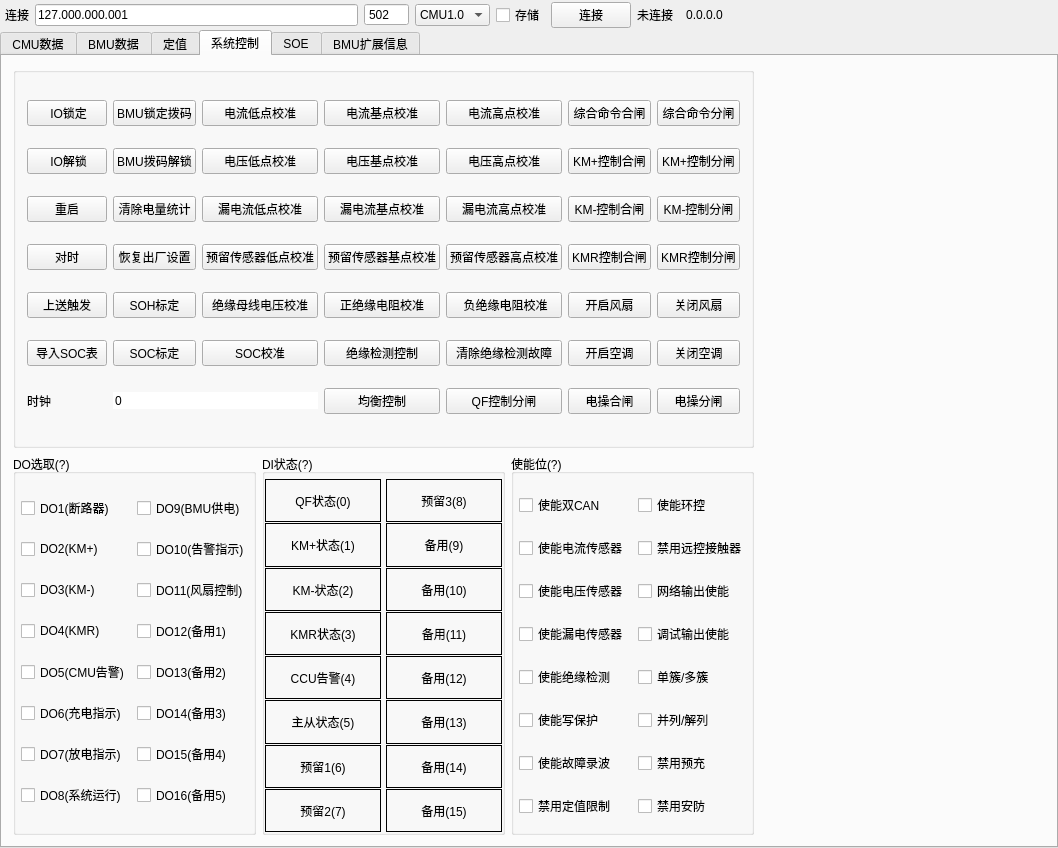
Qt form widget.ui (Shogpe/bmsTool) before a commit.
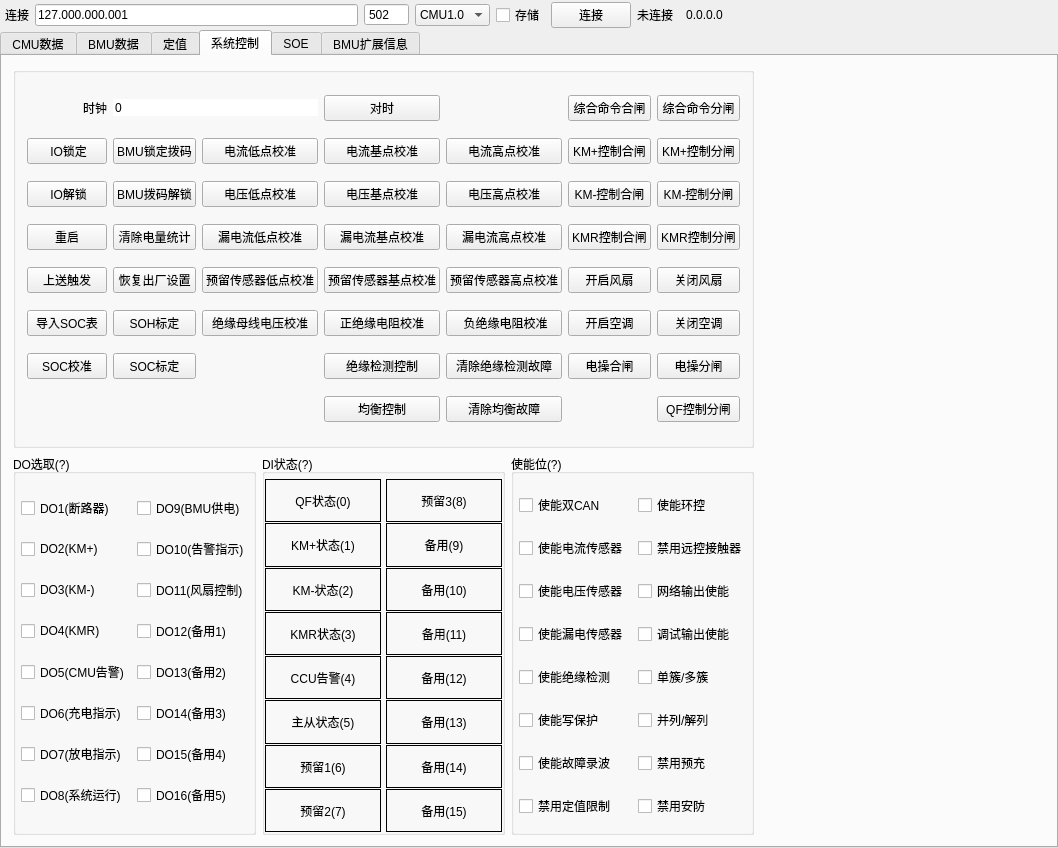
The same form after that commit. The open tabs and pages were chosen to show the change. Custom widgets are drawn as their Qt base class.

Commit message: feat:新增SOE条目，清除均衡故障，重启BMU;增加线程以优化tftp服务器稳定性;增加批量命令发送延迟以增加稳定性；

The edit to the form file:
```diff
--- a/widget.ui
+++ b/widget.ui
@@ -7781,7 +7781,46 @@
           <bool>false</bool>
          </property>
          <layout class="QGridLayout" name="gridLayout_3">
-          <item row="2" column="2">
+          <item row="3" column="4">
+           <widget class="QPushButton" name="btnIleakBaseAdj">
+            <property name="sizePolicy">
+             <sizepolicy hsizetype="Preferred" vsizetype="Fixed">
+              <horstretch>0</horstretch>
+              <verstretch>0</verstretch>
+             </sizepolicy>
+            </property>
+            <property name="text">
+             <string>漏电流基点校准</string>
+            </property>
+           </widget>
+          </item>
+          <item row="6" column="3">
+           <widget class="QPushButton" name="btnRUAdj">
+            <property name="sizePolicy">
+             <sizepolicy hsizetype="Preferred" vsizetype="Fixed">
+              <horstretch>0</horstretch>
+              <verstretch>0</verstretch>
+             </sizepolicy>
+            </property>
+            <property name="text">
+             <string>绝缘母线电压校准</string>
+            </property>
+           </widget>
+          </item>
+          <item row="9" column="4">
+           <widget class="QPushButton" name="btnBalance">
+            <property name="sizePolicy">
+             <sizepolicy hsizetype="Preferred" vsizetype="Fixed">
+              <horstretch>0</horstretch>
+              <verstretch>0</verstretch>
+             </sizepolicy>
+            </property>
+            <property name="text">
+             <string>均衡控制</string>
+            </property>
+           </widget>
+          </item>
+          <item row="3" column="2">
            <widget class="QPushButton" name="btnClearEng">
             <property name="sizePolicy">
              <sizepolicy hsizetype="Preferred" vsizetype="Fixed">
@@ -7794,8 +7833,8 @@
             </property>
            </widget>
           </item>
-          <item row="4" column="4">
-           <widget class="QPushButton" name="btnRBaseAdj">
+          <item row="5" column="3">
+           <widget class="QPushButton" name="btnRZeroAdj">
             <property name="sizePolicy">
              <sizepolicy hsizetype="Preferred" vsizetype="Fixed">
               <horstretch>0</horstretch>
@@ -7803,12 +7842,12 @@
              </sizepolicy>
             </property>
             <property name="text">
-             <string>预留传感器基点校准</string>
+             <string>预留传感器低点校准</string>
             </property>
            </widget>
           </item>
-          <item row="5" column="7">
-           <widget class="QPushButton" name="btnFanOFF">
+          <item row="1" column="2">
+           <widget class="QPushButton" name="btnBMULock">
             <property name="sizePolicy">
              <sizepolicy hsizetype="Preferred" vsizetype="Fixed">
               <horstretch>0</horstretch>
@@ -7816,12 +7855,12 @@
              </sizepolicy>
             </property>
             <property name="text">
-             <string>关闭风扇</string>
+             <string>BMU锁定拨码</string>
             </property>
            </widget>
           </item>
-          <item row="4" column="2">
-           <widget class="QPushButton" name="btnResetDef">
+          <item row="1" column="5">
+           <widget class="QPushButton" name="btnIFullAdj">
             <property name="sizePolicy">
              <sizepolicy hsizetype="Preferred" vsizetype="Fixed">
               <horstretch>0</horstretch>
@@ -7829,12 +7868,12 @@
              </sizepolicy>
             </property>
             <property name="text">
-             <string>恢复出厂设置</string>
+             <string>电流高点校准</string>
             </property>
            </widget>
           </item>
-          <item row="0" column="6">
-           <widget class="QPushButton" name="btnAutoKMON">
+          <item row="6" column="5">
+           <widget class="QPushButton" name="btnRnAdj">
             <property name="sizePolicy">
              <sizepolicy hsizetype="Preferred" vsizetype="Fixed">
               <horstretch>0</horstretch>
@@ -7842,12 +7881,12 @@
              </sizepolicy>
             </property>
             <property name="text">
-             <string>综合命令合闸</string>
+             <string> 负绝缘电阻校准</string>
             </property>
            </widget>
           </item>
-          <item row="5" column="1">
-           <widget class="QPushButton" name="btnUploadTrig">
+          <item row="3" column="5">
+           <widget class="QPushButton" name="btnIleakFullAdj">
             <property name="sizePolicy">
              <sizepolicy hsizetype="Preferred" vsizetype="Fixed">
               <horstretch>0</horstretch>
@@ -7855,11 +7894,50 @@
              </sizepolicy>
             </property>
             <property name="text">
-             <string>上送触发</string>
+             <string>漏电流高点校准</string>
             </property>
            </widget>
           </item>
-          <item row="5" column="4">
+          <item row="1" column="3">
+           <widget class="QPushButton" name="btnIZeroAdj">
+            <property name="sizePolicy">
+             <sizepolicy hsizetype="Preferred" vsizetype="Fixed">
+              <horstretch>0</horstretch>
+              <verstretch>0</verstretch>
+             </sizepolicy>
+            </property>
+            <property name="text">
+             <string>电流低点校准</string>
+            </property>
+           </widget>
+          </item>
+          <item row="1" column="4">
+           <widget class="QPushButton" name="btnIBaseAdj">
+            <property name="sizePolicy">
+             <sizepolicy hsizetype="Preferred" vsizetype="Fixed">
+              <horstretch>0</horstretch>
+              <verstretch>0</verstretch>
+             </sizepolicy>
+            </property>
+            <property name="text">
+             <string>电流基点校准</string>
+            </property>
+           </widget>
+          </item>
+          <item row="1" column="1">
+           <widget class="QPushButton" name="btnIOlock">
+            <property name="sizePolicy">
+             <sizepolicy hsizetype="Preferred" vsizetype="Fixed">
+              <horstretch>0</horstretch>
+              <verstretch>0</verstretch>
+             </sizepolicy>
+            </property>
+            <property name="text">
+             <string> IO锁定</string>
+            </property>
+           </widget>
+          </item>
+          <item row="6" column="4">
            <widget class="QPushButton" name="btnRpAdj">
             <property name="sizePolicy">
              <sizepolicy hsizetype="Preferred" vsizetype="Fixed">
@@ -7872,7 +7950,7 @@
             </property>
            </widget>
           </item>
-          <item row="1" column="3">
+          <item row="2" column="3">
            <widget class="QPushButton" name="btnUZeroAdj">
             <property name="sizePolicy">
              <sizepolicy hsizetype="Preferred" vsizetype="Fixed">
@@ -7885,8 +7963,8 @@
             </property>
            </widget>
           </item>
-          <item row="1" column="7">
-           <widget class="QPushButton" name="btnKMPOFF">
+          <item row="5" column="4">
+           <widget class="QPushButton" name="btnRBaseAdj">
             <property name="sizePolicy">
              <sizepolicy hsizetype="Preferred" vsizetype="Fixed">
               <horstretch>0</horstretch>
@@ -7894,128 +7972,11 @@
              </sizepolicy>
             </property>
             <property name="text">
-             <string>KM+控制分闸</string>
+             <string>预留传感器基点校准</string>
             </property>
            </widget>
           </item>
-          <item row="5" column="2">
-           <widget class="QPushButton" name="btnSetSOH">
-            <property name="sizePolicy">
-             <sizepolicy hsizetype="Preferred" vsizetype="Fixed">
-              <horstretch>0</horstretch>
-              <verstretch>0</verstretch>
-             </sizepolicy>
-            </property>
-            <property name="text">
-             <string>SOH标定</string>
-            </property>
-           </widget>
-          </item>
-          <item row="2" column="4">
-           <widget class="QPushButton" name="btnIleakBaseAdj">
-            <property name="sizePolicy">
-             <sizepolicy hsizetype="Preferred" vsizetype="Fixed">
-              <horstretch>0</horstretch>
-              <verstretch>0</verstretch>
-             </sizepolicy>
-            </property>
-            <property name="text">
-             <string>漏电流基点校准</string>
-            </property>
-           </widget>
-          </item>
-          <item row="8" column="7">
-           <widget class="QPushButton" name="btnResOFF">
-            <property name="sizePolicy">
-             <sizepolicy hsizetype="Preferred" vsizetype="Fixed">
-              <horstretch>0</horstretch>
-              <verstretch>0</verstretch>
-             </sizepolicy>
-            </property>
-            <property name="text">
-             <string>电操分闸</string>
-            </property>
-           </widget>
-          </item>
-          <item row="5" column="3">
-           <widget class="QPushButton" name="btnRUAdj">
-            <property name="sizePolicy">
-             <sizepolicy hsizetype="Preferred" vsizetype="Fixed">
-              <horstretch>0</horstretch>
-              <verstretch>0</verstretch>
-             </sizepolicy>
-            </property>
-            <property name="text">
-             <string>绝缘母线电压校准</string>
-            </property>
-           </widget>
-          </item>
-          <item row="1" column="5">
-           <widget class="QPushButton" name="btnUFullAdj">
-            <property name="sizePolicy">
-             <sizepolicy hsizetype="Preferred" vsizetype="Fixed">
-              <horstretch>0</horstretch>
-              <verstretch>0</verstretch>
-             </sizepolicy>
-            </property>
-            <property name="text">
-             <string>电压高点校准</string>
-            </property>
-           </widget>
-          </item>
-          <item row="4" column="5">
-           <widget class="QPushButton" name="btnRFullAdj">
-            <property name="sizePolicy">
-             <sizepolicy hsizetype="Preferred" vsizetype="Fixed">
-              <horstretch>0</horstretch>
-              <verstretch>0</verstretch>
-             </sizepolicy>
-            </property>
-            <property name="text">
-             <string>预留传感器高点校准</string>
-            </property>
-           </widget>
-          </item>
-          <item row="6" column="4">
-           <widget class="QPushButton" name="btnRCtrl">
-            <property name="sizePolicy">
-             <sizepolicy hsizetype="Preferred" vsizetype="Fixed">
-              <horstretch>0</horstretch>
-              <verstretch>0</verstretch>
-             </sizepolicy>
-            </property>
-            <property name="text">
-             <string>绝缘检测控制</string>
-            </property>
-           </widget>
-          </item>
-          <item row="2" column="1">
-           <widget class="QPushButton" name="btnReboot">
-            <property name="sizePolicy">
-             <sizepolicy hsizetype="Preferred" vsizetype="Fixed">
-              <horstretch>0</horstretch>
-              <verstretch>0</verstretch>
-             </sizepolicy>
-            </property>
-            <property name="text">
-             <string>重启</string>
-            </property>
-           </widget>
-          </item>
-          <item row="6" column="5">
-           <widget class="QPushButton" name="btnRClrErr">
-            <property name="sizePolicy">
-             <sizepolicy hsizetype="Preferred" vsizetype="Fixed">
-              <horstretch>0</horstretch>
-              <verstretch>0</verstretch>
-             </sizepolicy>
-            </property>
-            <property name="text">
-             <string>清除绝缘检测故障</string>
-            </property>
-           </widget>
-          </item>
-          <item row="1" column="2">
+          <item row="2" column="2">
            <widget class="QPushButton" name="btnBMUUnlock">
             <property name="sizePolicy">
              <sizepolicy hsizetype="Preferred" vsizetype="Fixed">
@@ -8028,21 +7989,8 @@
             </property>
            </widget>
           </item>
-          <item row="2" column="5">
-           <widget class="QPushButton" name="btnIleakFullAdj">
-            <property name="sizePolicy">
-             <sizepolicy hsizetype="Preferred" vsizetype="Fixed">
-              <horstretch>0</horstretch>
-              <verstretch>0</verstretch>
-             </sizepolicy>
-            </property>
-            <property name="text">
-             <string>漏电流高点校准</string>
-            </property>
-           </widget>
-          </item>
           <item row="5" column="5">
-           <widget class="QPushButton" name="btnRnAdj">
+           <widget class="QPushButton" name="btnRFullAdj">
             <property name="sizePolicy">
              <sizepolicy hsizetype="Preferred" vsizetype="Fixed">
               <horstretch>0</horstretch>
@@ -8050,50 +7998,11 @@
              </sizepolicy>
             </property>
             <property name="text">
-             <string> 负绝缘电阻校准</string>
+             <string>预留传感器高点校准</string>
             </property>
            </widget>
           </item>
-          <item row="4" column="3">
-           <widget class="QPushButton" name="btnRZeroAdj">
-            <property name="sizePolicy">
-             <sizepolicy hsizetype="Preferred" vsizetype="Fixed">
-              <horstretch>0</horstretch>
-              <verstretch>0</verstretch>
-             </sizepolicy>
-            </property>
-            <property name="text">
-             <string>预留传感器低点校准</string>
-            </property>
-           </widget>
-          </item>
-          <item row="4" column="7">
-           <widget class="QPushButton" name="btnKMROFF">
-            <property name="sizePolicy">
-             <sizepolicy hsizetype="Preferred" vsizetype="Fixed">
-              <horstretch>0</horstretch>
-              <verstretch>0</verstretch>
-             </sizepolicy>
-            </property>
-            <property name="text">
-             <string>KMR控制分闸</string>
-            </property>
-           </widget>
-          </item>
-          <item row="1" column="6">
-           <widget class="QPushButton" name="btnKMPON">
-            <property name="sizePolicy">
-             <sizepolicy hsizetype="Preferred" vsizetype="Fixed">
-              <horstretch>0</horstretch>
-              <verstretch>0</verstretch>
-             </sizepolicy>
-            </property>
-            <property name="text">
-             <string>KM+控制合闸</string>
-            </property>
-           </widget>
-          </item>
-          <item row="2" column="3">
+          <item row="3" column="3">
            <widget class="QPushButton" name="btnIleakZeroAdj">
             <property name="sizePolicy">
              <sizepolicy hsizetype="Preferred" vsizetype="Fixed">
@@ -8106,7 +8015,20 @@
             </property>
            </widget>
           </item>
-          <item row="1" column="1">
+          <item row="2" column="5">
+           <widget class="QPushButton" name="btnUFullAdj">
+            <property name="sizePolicy">
+             <sizepolicy hsizetype="Preferred" vsizetype="Fixed">
+              <horstretch>0</horstretch>
+              <verstretch>0</verstretch>
+             </sizepolicy>
+            </property>
+            <property name="text">
+             <string>电压高点校准</string>
+            </property>
+           </widget>
+          </item>
+          <item row="2" column="1">
            <widget class="QPushButton" name="btnIOunlock">
             <property name="sizePolicy">
              <sizepolicy hsizetype="Preferred" vsizetype="Fixed">
@@ -8119,21 +8041,40 @@
             </property>
            </widget>
           </item>
-          <item row="4" column="1">
-           <widget class="QPushButton" name="btnTimeAdj">
+          <item row="3" column="1">
+           <widget class="QToolButton" name="btnReboot">
             <property name="sizePolicy">
+             <sizepolicy hsizetype="Preferred" vsizetype="Preferred">
+              <horstretch>0</horstretch>
+              <verstretch>0</verstretch>
+             </sizepolicy>
+            </property>
+            <property name="text">
+             <string>重启</string>
+            </property>
+            <property name="popupMode">
+             <enum>QToolButton::InstantPopup</enum>
+            </property>
+            <property name="toolButtonStyle">
+             <enum>Qt::ToolButtonTextOnly</enum>
+            </property>
+           </widget>
+          </item>
+          <item row="2" column="4">
+           <widget class="QPushButton" name="btnUBaseAdj">
+            <property name="sizePolicy">
              <sizepolicy hsizetype="Preferred" vsizetype="Fixed">
               <horstretch>0</horstretch>
               <verstretch>0</verstretch>
              </sizepolicy>
             </property>
             <property name="text">
-             <string>对时</string>
+             <string>电压基点校准</string>
             </property>
            </widget>
           </item>
-          <item row="5" column="6">
-           <widget class="QPushButton" name="btnFanON">
+          <item row="7" column="5">
+           <widget class="QPushButton" name="btnRClrErr">
             <property name="sizePolicy">
              <sizepolicy hsizetype="Preferred" vsizetype="Fixed">
               <horstretch>0</horstretch>
@@ -8141,38 +8082,50 @@
              </sizepolicy>
             </property>
             <property name="text">
-             <string>开启风扇</string>
+             <string>清除绝缘检测故障</string>
+            </property>
+           </widget>
+          </item>
+          <item row="5" column="2">
+           <widget class="QPushButton" name="btnResetDef">
+            <property name="sizePolicy">
+             <sizepolicy hsizetype="Preferred" vsizetype="Fixed">
+              <horstretch>0</horstretch>
+              <verstretch>0</verstretch>
+             </sizepolicy>
+            </property>
+            <property name="text">
+             <string>恢复出厂设置</string>
             </property>
            </widget>
           </item>
           <item row="0" column="1">
-           <widget class="QPushButton" name="btnIOlock">
-            <property name="sizePolicy">
-             <sizepolicy hsizetype="Preferred" vsizetype="Fixed">
-              <horstretch>0</horstretch>
-              <verstretch>0</verstretch>
-             </sizepolicy>
+           <widget class="QLabel" name="label_1">
+            <property name="layoutDirection">
+             <enum>Qt::LeftToRight</enum>
             </property>
-            <property name="text">
-             <string> IO锁定</string>
+            <property name="frameShape">
+             <enum>QFrame::NoFrame</enum>
             </property>
-           </widget>
-          </item>
-          <item row="0" column="2">
-           <widget class="QPushButton" name="btnBMULock">
-            <property name="sizePolicy">
-             <sizepolicy hsizetype="Preferred" vsizetype="Fixed">
-              <horstretch>0</horstretch>
-              <verstretch>0</verstretch>
-             </sizepolicy>
+            <property name="frameShadow">
+             <enum>QFrame::Plain</enum>
             </property>
             <property name="text">
-             <string>BMU锁定拨码</string>
+             <string>时钟</string>
             </property>
+            <property name="textFormat">
+             <enum>Qt::PlainText</enum>
+            </property>
+            <property name="scaledContents">
+             <bool>false</bool>
+            </property>
+            <property name="alignment">
+             <set>Qt::AlignRight|Qt::AlignTrailing|Qt::AlignVCenter</set>
+            </property>
            </widget>
           </item>
-          <item row="4" column="6">
-           <widget class="QPushButton" name="btnKMRON">
+          <item row="7" column="4">
+           <widget class="QPushButton" name="btnRCtrl">
             <property name="sizePolicy">
              <sizepolicy hsizetype="Preferred" vsizetype="Fixed">
               <horstretch>0</horstretch>
@@ -8180,12 +8133,12 @@
              </sizepolicy>
             </property>
             <property name="text">
-             <string>KMR控制合闸</string>
+             <string>绝缘检测控制</string>
             </property>
            </widget>
           </item>
-          <item row="8" column="4">
-           <widget class="QPushButton" name="btnBalance">
+          <item row="0" column="6">
+           <widget class="QPushButton" name="btnAutoKMON">
             <property name="sizePolicy">
              <sizepolicy hsizetype="Preferred" vsizetype="Fixed">
               <horstretch>0</horstretch>
@@ -8193,7 +8146,7 @@
              </sizepolicy>
             </property>
             <property name="text">
-             <string>均衡控制</string>
+             <string>综合命令合闸</string>
             </property>
            </widget>
           </item>
@@ -8210,45 +8163,8 @@
             </property>
            </widget>
           </item>
-          <item row="8" column="2" colspan="2">
-           <widget class="MyTimeSpinBox" name="sysTime">
-            <property name="focusPolicy">
-             <enum>Qt::NoFocus</enum>
-            </property>
-            <property name="wrapping">
-             <bool>false</bool>
-            </property>
-            <property name="frame">
-             <bool>false</bool>
-            </property>
-            <property name="readOnly">
-             <bool>true</bool>
-            </property>
-            <property name="buttonSymbols">
-             <enum>QAbstractSpinBox::NoButtons</enum>
-            </property>
-            <property name="specialValueText">
-             <string/>
-            </property>
-            <property name="keyboardTracking">
-             <bool>false</bool>
-            </property>
-            <property name="prefix">
-             <string/>
-            </property>
-            <property name="suffix">
-             <string/>
-            </property>
-            <property name="decimals">
-             <number>0</number>
-            </property>
-            <property name="maximum">
-             <double>10000000000000000000.000000000000000</double>
-            </property>
-           </widget>
-          </item>
-          <item row="0" column="5">
-           <widget class="QPushButton" name="btnIFullAdj">
+          <item row="1" column="6">
+           <widget class="QPushButton" name="btnKMPON">
             <property name="sizePolicy">
              <sizepolicy hsizetype="Preferred" vsizetype="Fixed">
               <horstretch>0</horstretch>
@@ -8256,31 +8172,25 @@
              </sizepolicy>
             </property>
             <property name="text">
-             <string>电流高点校准</string>
+             <string>KM+控制合闸</string>
             </property>
            </widget>
           </item>
-          <item row="8" column="1">
-           <widget class="QLabel" name="label_1">
-            <property name="frameShape">
-             <enum>QFrame::NoFrame</enum>
+          <item row="1" column="7">
+           <widget class="QPushButton" name="btnKMPOFF">
+            <property name="sizePolicy">
+             <sizepolicy hsizetype="Preferred" vsizetype="Fixed">
+              <horstretch>0</horstretch>
+              <verstretch>0</verstretch>
+             </sizepolicy>
             </property>
-            <property name="frameShadow">
-             <enum>QFrame::Plain</enum>
-            </property>
             <property name="text">
-             <string>时钟</string>
+             <string>KM+控制分闸</string>
             </property>
-            <property name="textFormat">
-             <enum>Qt::PlainText</enum>
-            </property>
-            <property name="scaledContents">
-             <bool>false</bool>
-            </property>
            </widget>
           </item>
-          <item row="1" column="4">
-           <widget class="QPushButton" name="btnUBaseAdj">
+          <item row="2" column="6">
+           <widget class="QPushButton" name="btnKMNON">
             <property name="sizePolicy">
              <sizepolicy hsizetype="Preferred" vsizetype="Fixed">
               <horstretch>0</horstretch>
@@ -8288,7 +8198,7 @@
              </sizepolicy>
             </property>
             <property name="text">
-             <string>电压基点校准</string>
+             <string>KM-控制合闸</string>
             </property>
            </widget>
           </item>
@@ -8305,8 +8215,8 @@
             </property>
            </widget>
           </item>
-          <item row="6" column="2">
-           <widget class="QPushButton" name="btnSetSOC">
+          <item row="3" column="6">
+           <widget class="QPushButton" name="btnKMRON">
             <property name="sizePolicy">
              <sizepolicy hsizetype="Preferred" vsizetype="Fixed">
               <horstretch>0</horstretch>
@@ -8314,12 +8224,12 @@
              </sizepolicy>
             </property>
             <property name="text">
-             <string>SOC标定</string>
+             <string>KMR控制合闸</string>
             </property>
            </widget>
           </item>
-          <item row="8" column="5">
-           <widget class="QPushButton" name="btnQFOFF">
+          <item row="3" column="7">
+           <widget class="QPushButton" name="btnKMROFF">
             <property name="sizePolicy">
              <sizepolicy hsizetype="Preferred" vsizetype="Fixed">
               <horstretch>0</horstretch>
@@ -8327,7 +8237,46 @@
              </sizepolicy>
             </property>
             <property name="text">
-             <string>QF控制分闸</string>
+             <string>KMR控制分闸</string>
+            </property>
+           </widget>
+          </item>
+          <item row="5" column="6">
+           <widget class="QPushButton" name="btnFanON">
+            <property name="sizePolicy">
+             <sizepolicy hsizetype="Preferred" vsizetype="Fixed">
+              <horstretch>0</horstretch>
+              <verstretch>0</verstretch>
+             </sizepolicy>
+            </property>
+            <property name="text">
+             <string>开启风扇</string>
+            </property>
+           </widget>
+          </item>
+          <item row="5" column="7">
+           <widget class="QPushButton" name="btnFanOFF">
+            <property name="sizePolicy">
+             <sizepolicy hsizetype="Preferred" vsizetype="Fixed">
+              <horstretch>0</horstretch>
+              <verstretch>0</verstretch>
+             </sizepolicy>
+            </property>
+            <property name="text">
+             <string>关闭风扇</string>
+            </property>
+           </widget>
+          </item>
+          <item row="6" column="6">
+           <widget class="QPushButton" name="btnAcON">
+            <property name="sizePolicy">
+             <sizepolicy hsizetype="Preferred" vsizetype="Fixed">
+              <horstretch>0</horstretch>
+              <verstretch>0</verstretch>
+             </sizepolicy>
+            </property>
+            <property name="text">
+             <string>开启空调</string>
             </property>
            </widget>
           </item>
@@ -8344,7 +8293,7 @@
             </property>
            </widget>
           </item>
-          <item row="8" column="6">
+          <item row="7" column="6">
            <widget class="QPushButton" name="btnResON">
             <property name="sizePolicy">
              <sizepolicy hsizetype="Preferred" vsizetype="Fixed">
@@ -8357,8 +8306,8 @@
             </property>
            </widget>
           </item>
-          <item row="2" column="6">
-           <widget class="QPushButton" name="btnKMNON">
+          <item row="7" column="7">
+           <widget class="QPushButton" name="btnResOFF">
             <property name="sizePolicy">
              <sizepolicy hsizetype="Preferred" vsizetype="Fixed">
               <horstretch>0</horstretch>
@@ -8366,12 +8315,12 @@
              </sizepolicy>
             </property>
             <property name="text">
-             <string>KM-控制合闸</string>
+             <string>电操分闸</string>
             </property>
            </widget>
           </item>
-          <item row="0" column="3">
-           <widget class="QPushButton" name="btnIZeroAdj">
+          <item row="9" column="7">
+           <widget class="QPushButton" name="btnQFOFF">
             <property name="sizePolicy">
              <sizepolicy hsizetype="Preferred" vsizetype="Fixed">
               <horstretch>0</horstretch>
@@ -8379,12 +8328,12 @@
              </sizepolicy>
             </property>
             <property name="text">
-             <string>电流低点校准</string>
+             <string>QF控制分闸</string>
             </property>
            </widget>
           </item>
-          <item row="6" column="6">
-           <widget class="QPushButton" name="btnAcON">
+          <item row="9" column="5">
+           <widget class="QPushButton" name="btnBalClrErr">
             <property name="sizePolicy">
              <sizepolicy hsizetype="Preferred" vsizetype="Fixed">
               <horstretch>0</horstretch>
@@ -8392,12 +8341,12 @@
              </sizepolicy>
             </property>
             <property name="text">
-             <string>开启空调</string>
+             <string>清除均衡故障</string>
             </property>
            </widget>
           </item>
-          <item row="0" column="4">
-           <widget class="QPushButton" name="btnIBaseAdj">
+          <item row="5" column="1">
+           <widget class="QPushButton" name="btnUploadTrig">
             <property name="sizePolicy">
              <sizepolicy hsizetype="Preferred" vsizetype="Fixed">
               <horstretch>0</horstretch>
@@ -8405,20 +8354,7 @@
              </sizepolicy>
             </property>
             <property name="text">
-             <string>电流基点校准</string>
-            </property>
-           </widget>
-          </item>
-          <item row="6" column="3">
-           <widget class="QPushButton" name="btnAdjSOC">
-            <property name="sizePolicy">
-             <sizepolicy hsizetype="Preferred" vsizetype="Fixed">
-              <horstretch>0</horstretch>
-              <verstretch>0</verstretch>
-             </sizepolicy>
-            </property>
-            <property name="text">
-             <string>SOC校准</string>
+             <string>上送触发</string>
             </property>
            </widget>
           </item>
@@ -8435,6 +8371,95 @@
             </property>
            </widget>
           </item>
+          <item row="6" column="2">
+           <widget class="QPushButton" name="btnSetSOH">
+            <property name="sizePolicy">
+             <sizepolicy hsizetype="Preferred" vsizetype="Fixed">
+              <horstretch>0</horstretch>
+              <verstretch>0</verstretch>
+             </sizepolicy>
+            </property>
+            <property name="text">
+             <string>SOH标定</string>
+            </property>
+           </widget>
+          </item>
+          <item row="7" column="1">
+           <widget class="QPushButton" name="btnAdjSOC">
+            <property name="sizePolicy">
+             <sizepolicy hsizetype="Preferred" vsizetype="Fixed">
+              <horstretch>0</horstretch>
+              <verstretch>0</verstretch>
+             </sizepolicy>
+            </property>
+            <property name="text">
+             <string>SOC校准</string>
+            </property>
+           </widget>
+          </item>
+          <item row="7" column="2">
+           <widget class="QPushButton" name="btnSetSOC">
+            <property name="sizePolicy">
+             <sizepolicy hsizetype="Preferred" vsizetype="Fixed">
+              <horstretch>0</horstretch>
+              <verstretch>0</verstretch>
+             </sizepolicy>
+            </property>
+            <property name="text">
+             <string>SOC标定</string>
+            </property>
+           </widget>
+          </item>
+          <item row="0" column="4">
+           <widget class="QPushButton" name="btnTimeAdj">
+            <property name="sizePolicy">
+             <sizepolicy hsizetype="Preferred" vsizetype="Fixed">
+              <horstretch>0</horstretch>
+              <verstretch>0</verstretch>
+             </sizepolicy>
+            </property>
+            <property name="text">
+             <string>对时</string>
+            </property>
+           </widget>
+          </item>
+          <item row="0" column="2" colspan="2">
+           <widget class="MyTimeSpinBox" name="sysTime">
+            <property name="focusPolicy">
+             <enum>Qt::NoFocus</enum>
+            </property>
+            <property name="wrapping">
+             <bool>false</bool>
+            </property>
+            <property name="frame">
+             <bool>false</bool>
+            </property>
+            <property name="readOnly">
+             <bool>true</bool>
+            </property>
+            <property name="buttonSymbols">
+             <enum>QAbstractSpinBox::NoButtons</enum>
+            </property>
+            <property name="specialValueText">
+             <string/>
+            </property>
+            <property name="keyboardTracking">
+             <bool>false</bool>
+            </property>
+            <property name="prefix">
+             <string/>
+            </property>
+            <property name="suffix">
+             <string/>
+            </property>
+            <property name="decimals">
+             <number>0</number>
+            </property>
+            <property name="maximum">
+             <double>10000000000000000000.000000000000000</double>
+            </property>
+           </widget>
+          </item>
          </layout>
         </widget>
        </item>
```
Left out of the diff: 43 changed lines with no effect on the pictures. The commit also changes 9 other files.
